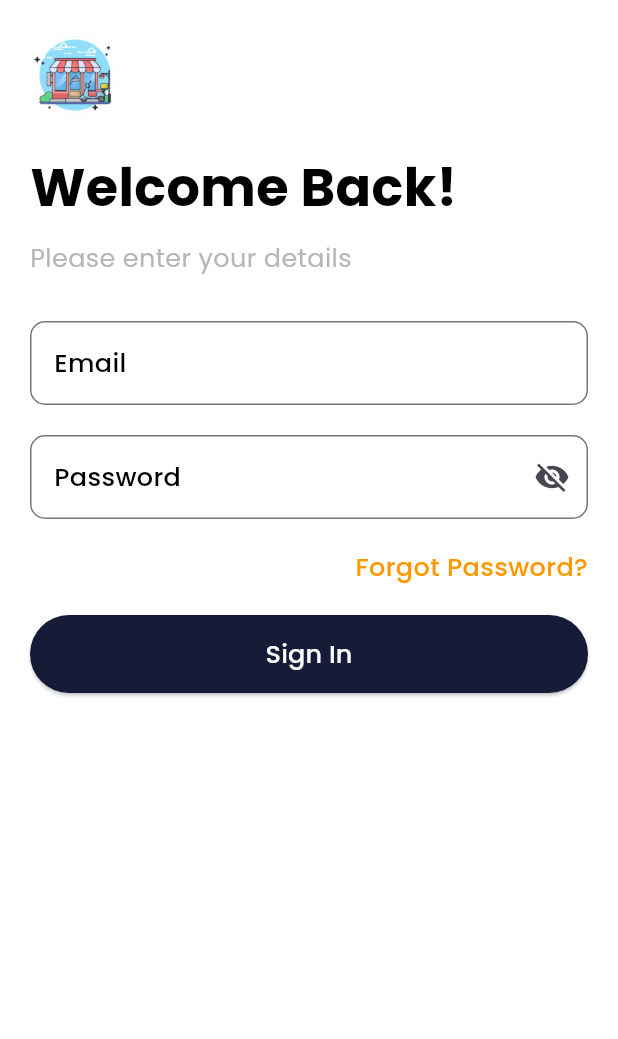
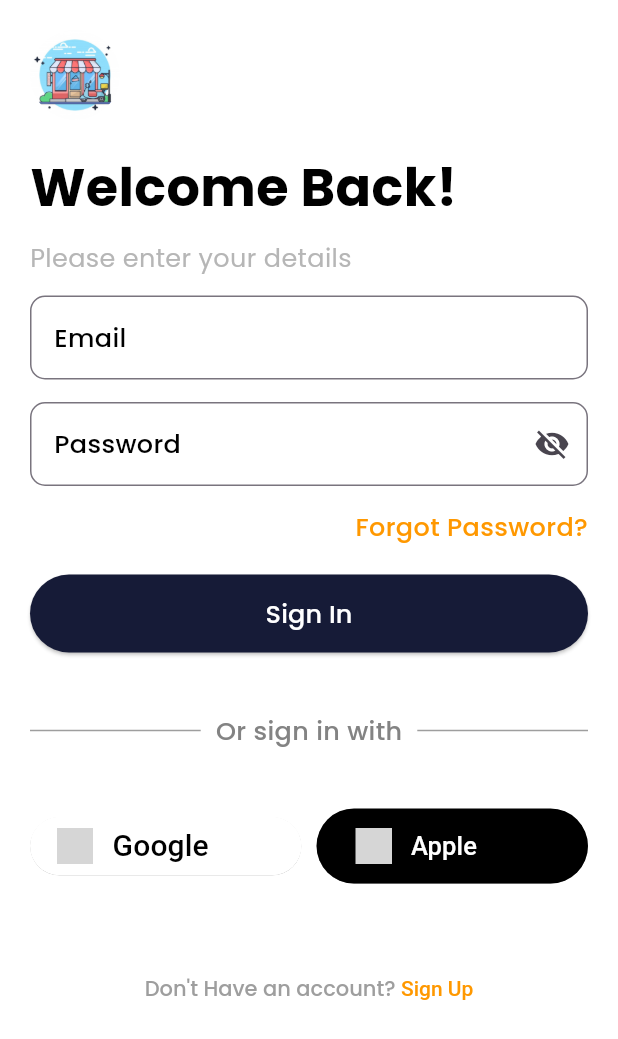
Before and after one commit to TremerYT/ecommerce_flutter, a Flutter app: the LoginScreen screen opened by its route, after a tap on "Sign in", on a phone screen of 412 x 824 dp. Shown: the top 1039 px of the screen. Run offline on Flutter 3.47's test engine with Material 3 defaults, Android fonts, the phone set to English and light mode, and no system bars; drawn by our look-alikes of flutter_form_builder, sign_in_button; our stand-ins replace form_builder_validators, get, google_fonts; grey boxes are pictures that could not be loaded.

Commit message:
Changes Made:
- Finished the Sign in Page.
- Reduced button size on the OnBoarding pages.
- Corrected the text on the login screen.

```diff
--- a/lib/routes/app_routes.dart
+++ b/lib/routes/app_routes.dart
@@ -3,12 +3,14 @@ import 'package:ecommerce/controllers/onboarding_controller.dart';
 import 'package:ecommerce/screens/login_screen.dart';
 import 'package:ecommerce/screens/onboarding_screen.dart';
 import 'package:ecommerce/screens/signin_screen.dart';
+import 'package:ecommerce/screens/signup_screen.dart';
 import 'package:get/get.dart';
 
 class AppRoutes {
   static const onboarding = '/';
   static const login = '/login';
   static const signIn = '/signIn';
+  static const signUp = '/signUp';
   static final routes = [
     GetPage(
       name: onboarding,
@@ -22,6 +24,13 @@ class AppRoutes {
       name: signIn,
       page: () => SignInScreen(),
       binding: BindingsBuilder(() {
+        Get.put(AuthController(), permanent: true);
+      }),
+    ),
+    GetPage(
+      name: signUp,
+      page: () => SignUpScreen(),
+      binding: BindingsBuilder(() {
         Get.put(AuthController());
       }),
     ),
--- a/lib/screens/login_screen.dart
+++ b/lib/screens/login_screen.dart
@@ -41,7 +41,7 @@ class LoginScreen extends GetView {
                   ),
                   const SizedBox(height: 10),
                   CustomText(
-                    text: "One best app for Your needs",
+                    text: "One best app for all Your needs",
                     textColor: Color(0xff000000),
                     fontSize: 17,
                     fontWeight: FontWeight.w400,
--- a/lib/screens/onboarding_screen.dart
+++ b/lib/screens/onboarding_screen.dart
@@ -73,7 +73,7 @@ class OnboardingScreen extends GetView<OnboardingController> {
             const SizedBox(height: 20),
             CustomButton(
               title: "Get Started",
-              width: Get.width,
+              width: Get.width * 0.9,
               fontSize: 18,
               bgColor: Colors.deepPurple,
               onPressed: controller.nextPage,
--- a/lib/screens/signin_screen.dart
+++ b/lib/screens/signin_screen.dart
@@ -2,11 +2,14 @@ import 'package:ecommerce/controllers/auth_controller.dart';
 import 'package:ecommerce/widgets/custom_button.dart';
 import 'package:ecommerce/widgets/custom_form.dart';
 import 'package:ecommerce/widgets/custom_text.dart';
+import 'package:flutter/gestures.dart';
 import 'package:flutter/material.dart';
 import 'package:flutter_form_builder/flutter_form_builder.dart';
 import 'package:get/get.dart';
+import 'package:sign_in_button/sign_in_button.dart';
 
 class SignInScreen extends GetView<AuthController> {
+
   const SignInScreen({super.key});
 
   @override
@@ -15,15 +18,20 @@ class SignInScreen extends GetView<AuthController> {
       backgroundColor: Color(0xffffffff),
       body: SafeArea(
         child: Padding(
-          padding: const EdgeInsets.all(20),
+          padding: const EdgeInsets.fromLTRB(20, 20, 20, 0),
           child: Column(
-            crossAxisAlignment: CrossAxisAlignment.start,
             children: [
-              ClipOval(
+              Expanded(
+                child: ListView(
+                  children: [
+                    Align(
+                      alignment: Alignment.centerLeft,
+                      child: ClipOval(
                         child: Image.asset(
                           "assets/shopping_icon.jpeg",
                           width: 60,
                           height: 60,
+                        ),
                       ),
                     ),
                     const SizedBox(height: 20),
@@ -40,7 +48,7 @@ class SignInScreen extends GetView<AuthController> {
                       fontSize: 17,
                       fontWeight: FontWeight.normal,
                     ),
-              const SizedBox(height: 30),
+                    const SizedBox(height: 13),
                     FormBuilder(
                       key: controller.signInKey,
                       child: Column(
@@ -51,7 +59,7 @@ class SignInScreen extends GetView<AuthController> {
                                   name: property["name"],
                                   label: property["label"],
                                 ),
-                          const SizedBox(height: 20),
+                                const SizedBox(height: 15),
                               ],
                             )
                             .toList(),
@@ -78,6 +86,94 @@ class SignInScreen extends GetView<AuthController> {
                       onPressed: controller.signInValidator,
                       textColor: Color(0xffffffff),
                     ),
+                    const SizedBox(height: 40),
+                    Row(
+                      children: [
+                        Expanded(
+                          child: Divider(
+                            color: Colors.grey,
+                            thickness: 1,
+                            endIndent: 10,
+                          ),
+                        ),
+                        CustomText(
+                          text: 'Or sign in with',
+                          textColor: Color(0xFF838383),
+                          fontSize: 17,
+                          fontWeight: FontWeight.w500,
+                        ),
+                        Expanded(
+                          child: Divider(
+                            color: Colors.grey,
+                            thickness: 1,
+                            indent: 10,
+                          ),
+                        ),
+                      ],
+                    ),
+                    const SizedBox(height: 40),
+                    Row(
+                      children: [
+                        Expanded(
+                          child: SignInButton(
+                            Buttons.google,
+                            text: "Google",
+                            textStyle: TextStyle(
+                              fontSize: 20,
+                              color: Color(0xff000000),
+                            ),
+                            onPressed: () {},
+                            elevation: 0.1,
+                            padding: EdgeInsets.all(5),
+                            shape: RoundedRectangleBorder(
+                              borderRadius: BorderRadius.circular(50),
+                            ),
+                          ),
+                        ),
+                        const SizedBox(width: 10),
+                        Expanded(
+                          child: SignInButton(
+                            Buttons.appleDark,
+                            text: "Apple",
+                            textStyle: TextStyle(
+                              fontSize: 17,
+                              color: Color(0xffffffff),
+                            ),
+                            onPressed: () {},
+                            elevation: 0.1,
+                            padding: EdgeInsets.all(13),
+                            shape: RoundedRectangleBorder(
+                              borderRadius: BorderRadius.circular(50),
+                            ),
+                          ),
+                        ),
+                      ],
+                    ),
+                    SizedBox(height: 60),
+                    RichText(
+                      textAlign: TextAlign.center,
+                      text: TextSpan(
+                        style: TextStyle(
+                          color: Colors.grey,
+                          fontSize: 14,
+                          fontWeight: FontWeight.w500,
+                          fontFamily: 'Poppins',
+                        ),
+                        children: [
+                          TextSpan(text: "Don't Have an account? "),
+                          TextSpan(
+                            text: "Sign Up",
+                            style: TextStyle(color: Colors.orange),
+                            recognizer: TapGestureRecognizer() ..onTap = () {
+                              Get.toNamed('/signup');
+                            }
+                          ),
+                        ],
+                      ),
+                    ),
+                  ],
+                ),
+              ),
             ],
           ),
         ),
--- /dev/null
+++ b/lib/screens/signup_screen.dart
@@ -0,0 +1,16 @@
+import 'package:flutter/material.dart';
+import 'package:get/get.dart';
+
+class SignUpScreen extends GetView {
+  const SignUpScreen({super.key});
+
+  @override
+  Widget build(BuildContext context) {
+    return Scaffold(
+      backgroundColor: Color(0xffffffff),
+      body: SafeArea(
+        child: Padding(padding: const EdgeInsets.fromLTRB(20, 20, 20, 0)),
+      ),
+    );
+  }
+}
```
Lines whose indentation alone changed are shown as unchanged.
